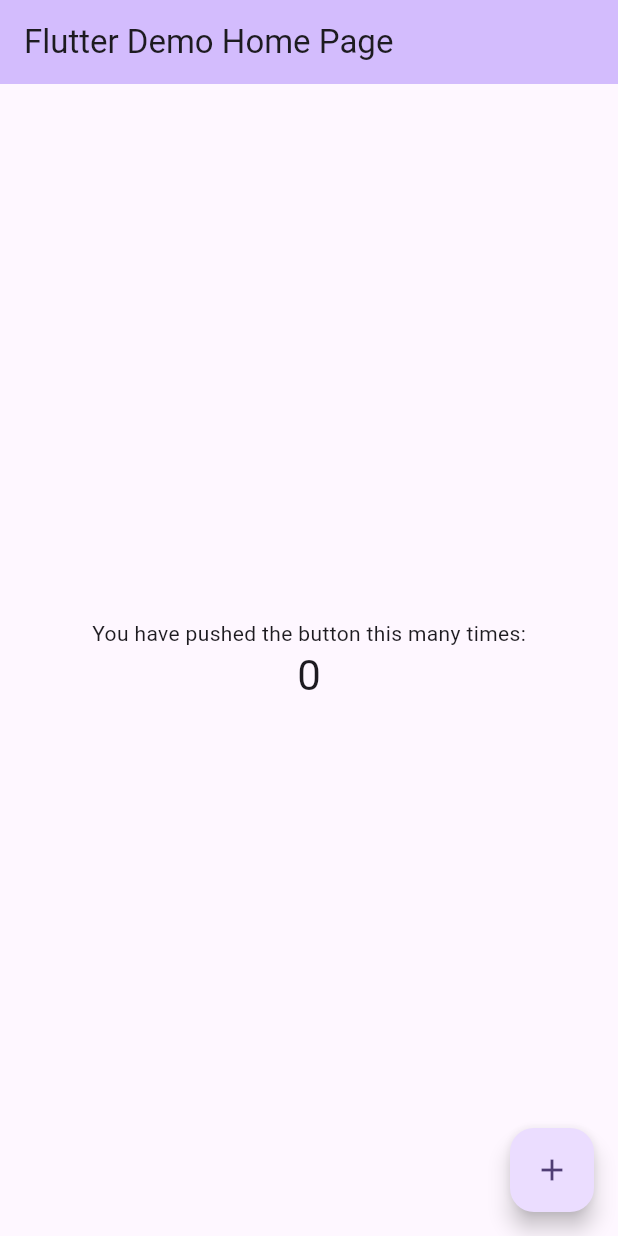
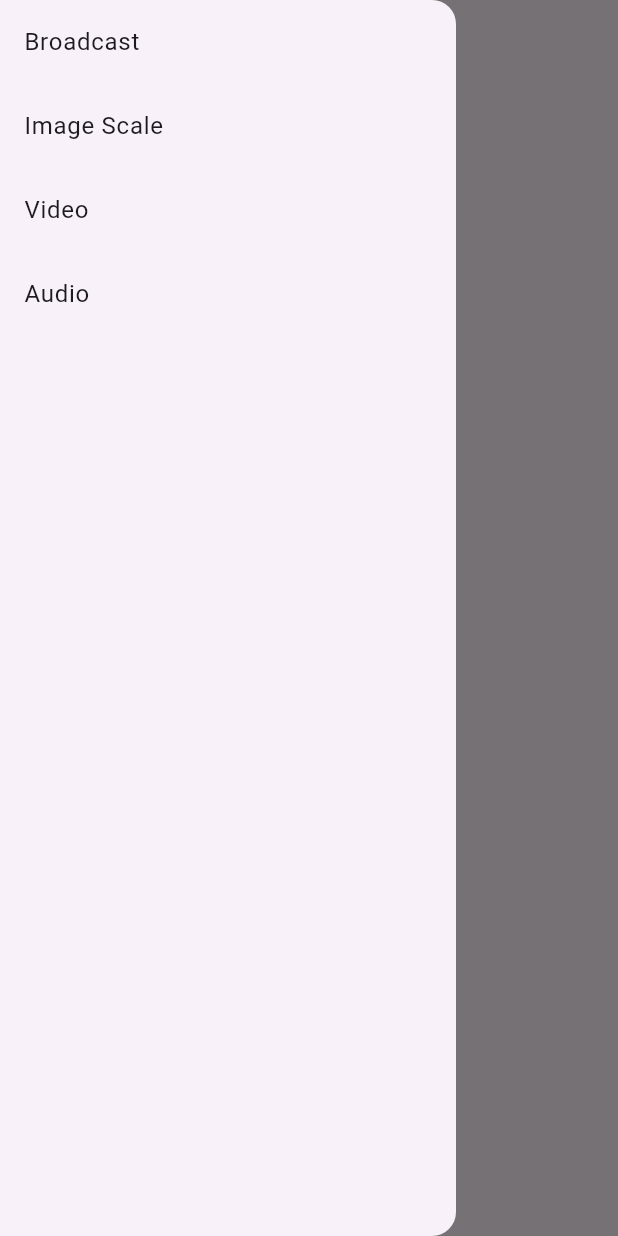
Before and after one commit to sadman-omeo/broadcast_image_audio_video_drawer, a Flutter app: the screen it shows after launch, with the side drawer open (before the commit the screen has no drawer), on a phone screen of 412 x 824 dp. Run offline on Flutter 3.47's test engine with Material 3 defaults, Android fonts, the phone set to English and light mode, and no system bars.

Commit message:
App drawer made

```diff
--- a/lib/main.dart
+++ b/lib/main.dart
@@ -77,45 +77,20 @@ class _MyHomePageState extends State<MyHomePage> {
     // than having to individually change instances of widgets.
     return Scaffold(
       appBar: AppBar(
-        // TRY THIS: Try changing the color here to a specific color (to
-        // Colors.amber, perhaps?) and trigger a hot reload to see the AppBar
-        // change color while the other colors stay the same.
-        backgroundColor: Theme.of(context).colorScheme.inversePrimary,
-        // Here we take the value from the MyHomePage object that was created by
-        // the App.build method, and use it to set our appbar title.
-        title: Text(widget.title),
+        title: Text("My App"),
       ),
-      body: Center(
-        // Center is a layout widget. It takes a single child and positions it
-        // in the middle of the parent.
-        child: Column(
-          // Column is also a layout widget. It takes a list of children and
-          // arranges them vertically. By default, it sizes itself to fit its
-          // children horizontally, and tries to be as tall as its parent.
-          //
-          // Column has various properties to control how it sizes itself and
-          // how it positions its children. Here we use mainAxisAlignment to
-          // center the children vertically; the main axis here is the vertical
-          // axis because Columns are vertical (the cross axis would be
-          // horizontal).
-          //
-          // TRY THIS: Invoke "debug painting" (choose the "Toggle Debug Paint"
-          // action in the IDE, or press "p" in the console), to see the
-          // wireframe for each widget.
-          mainAxisAlignment: .center,
+      drawer: Drawer(
+        child: ListView(
           children: [
-            const Text('You have pushed the button this many times:'),
-            Text(
-              '$_counter',
-              style: Theme.of(context).textTheme.headlineMedium,
-            ),
+            ListTile(title: Text("Broadcast")),
+            ListTile(title: Text("Image Scale")),
+            ListTile(title: Text("Video")),
+            ListTile(title: Text("Audio")),
           ],
         ),
       ),
-      floatingActionButton: FloatingActionButton(
-        onPressed: _incrementCounter,
-        tooltip: 'Increment',
-        child: const Icon(Icons.add),
+      body: Center(
+        child: Text("Home Screen"),
       ),
     );
   }
```
Also changed, not shown: lib/screens/audio_screen.dart (added), lib/screens/battery_screen.dart (added), lib/screens/broadcast_option_screen.dart (added), lib/screens/custom_input_screen.dart (added), lib/screens/custom_receiver_screen.dart (added), lib/screens/image_scale_screen.dart (added), lib/screens/video_screen.dart (added).
